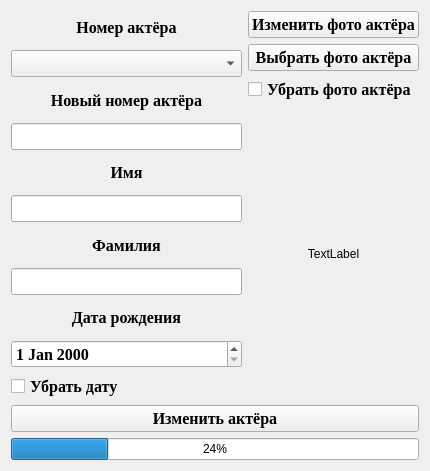
Old version of the form Client/updateactor.ui in the repository NikitaVirachev/course-work-on-DB.
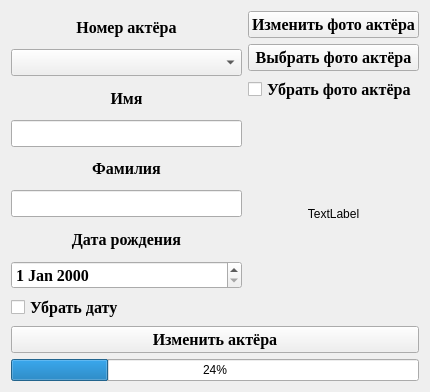
New version of the form.

Patch:
```diff
--- a/Client/updateactor.ui
+++ b/Client/updateactor.ui
@@ -7,7 +7,7 @@
     <x>0</x>
     <y>0</y>
     <width>430</width>
-    <height>471</height>
+    <height>392</height>
    </rect>
   </property>
   <property name="windowTitle">
@@ -50,36 +50,6 @@
            </property>
           </widget>
          </item>
-         <item>
-          <widget class="QLabel" name="label_2">
-           <property name="font">
-            <font>
-             <family>Times New Roman</family>
-             <pointsize>12</pointsize>
-             <weight>75</weight>
-             <bold>true</bold>
-            </font>
-           </property>
-           <property name="text">
-            <string>Новый номер актёра</string>
-           </property>
-           <property name="alignment">
-            <set>Qt::AlignCenter</set>
-           </property>
-          </widget>
-         </item>
-         <item>
-          <widget class="QLineEdit" name="lineEdit">
-           <property name="font">
-            <font>
-             <family>Times New Roman</family>
-             <pointsize>12</pointsize>
-             <weight>75</weight>
-             <bold>true</bold>
-            </font>
-           </property>
-          </widget>
-         </item>
          <item>
           <widget class="QLabel" name="label_3">
            <property name="font">
```
